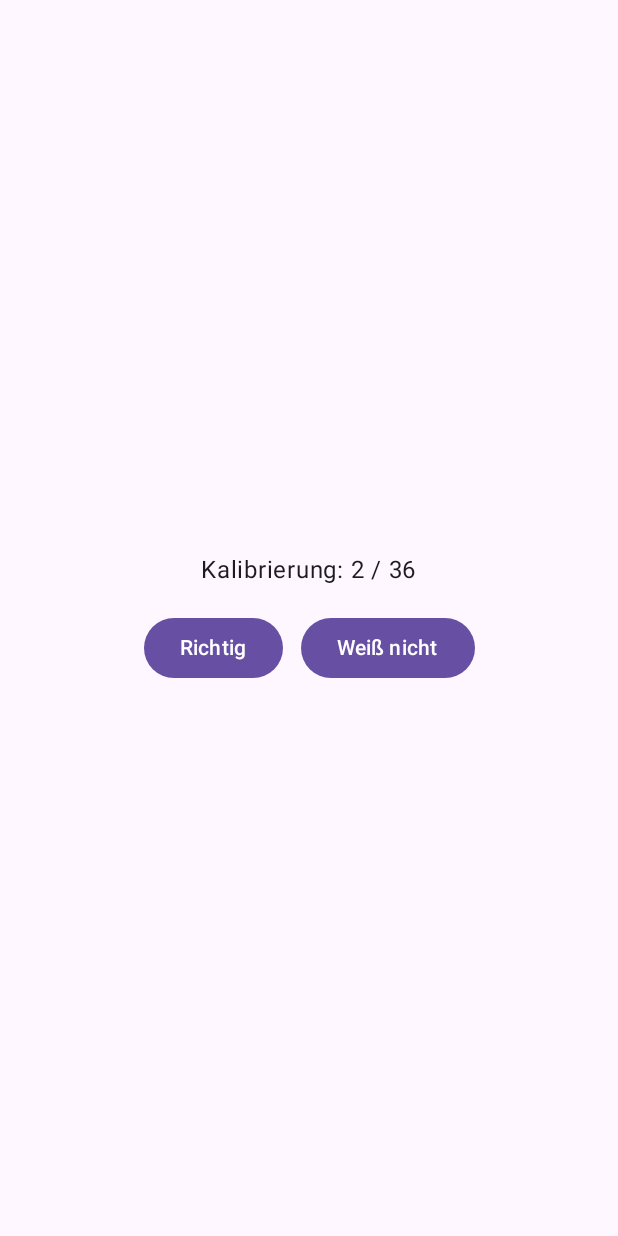
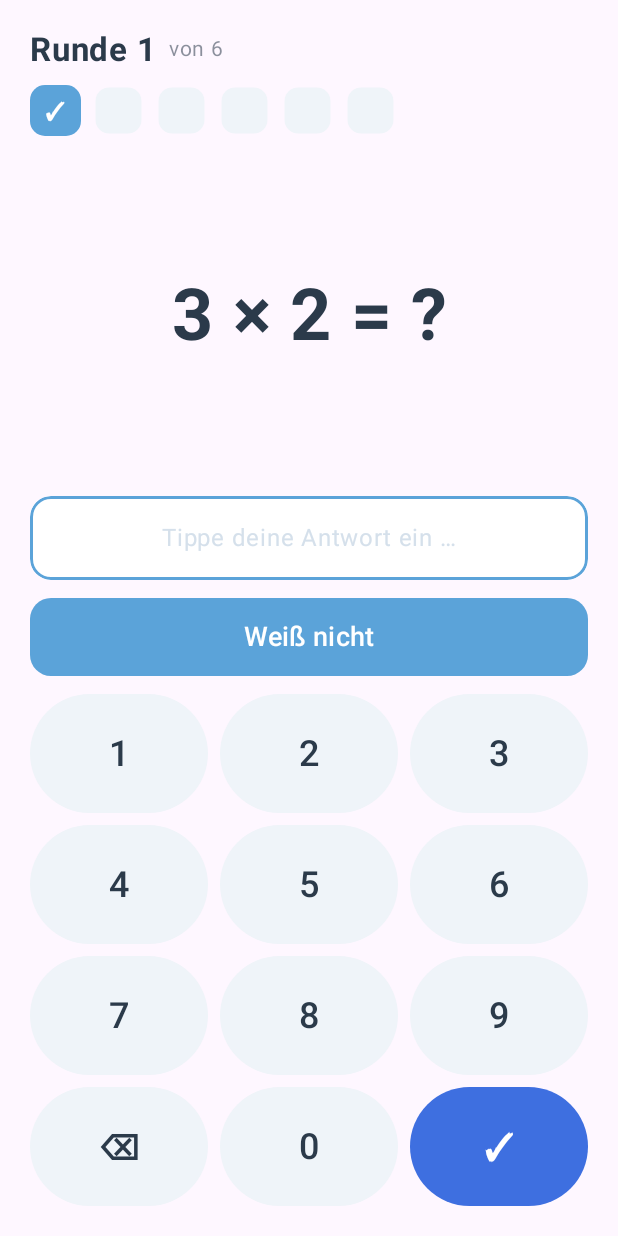
Before and after one commit to ewirch/mulplu, an Android app built with Jetpack Compose: the screen it shows after launch (MainActivity), after a tap on "Weiß nicht", on a phone screen of 412 x 824 dp. Run offline under Robolectric (Android 15) with nearby library versions, the phone set to English and light mode, and no system bars; 1 other tap on this screen came first.

Commit message:
feat: calibration and onboarding flow (#22)
The real first-run calibration per mvp-spec §8 and the
prototype/calibration-onboarding prototype, replacing the #20-era
scaffold: companion-framed intro, 36 free-input probes in 6 rounds of 6
with neutral stamp acknowledgment, breathers with round dots, persisted
mercy stop after 6 straight misses, resume-by-round after interruption,
and the tile-by-tile map reveal that hands over straight into day 1.

Co-Authored-By: Claude Fable 5 <noreply@anthropic.com>

```diff
--- a/app/src/main/java/com/mulplu/app/ui/AppViewModel.kt
+++ b/app/src/main/java/com/mulplu/app/ui/AppViewModel.kt
@@ -11,6 +11,7 @@ import com.mulplu.app.engine.Engine
 import com.mulplu.app.engine.Event
 import com.mulplu.app.engine.ItemKey
 import com.mulplu.app.engine.Question
+import com.mulplu.app.engine.Ranking
 import java.time.LocalDate
 import kotlin.random.Random
 import kotlinx.coroutines.delay
@@ -26,7 +27,7 @@ sealed interface Screen {
     /** Home: the progress map. */
     data object Map : Screen
 
-    /** First run only. Placeholder scaffold until #22 delivers the real flow. */
+    /** First run only; phases are sub-state of the screen (mvp-spec §10). */
     data object Calibration : Screen
 
     data object Question : Screen
@@ -112,23 +113,90 @@ class AppViewModel(
         }
     }
 
-    /** Temporary probe driver for the #22 placeholder. */
-    fun answerCalibrationProbe(correct: Boolean) {
+    // ------------------------------------------------------------ calibration
+
+    /** Current calibration phase; null once the pass (incl. reveal) is left. */
+    var calibrationPhase by mutableStateOf<CalPhase?>(null)
+        private set
+
+    /** The probe on screen while [calibrationPhase] is [CalPhase.Probe]. */
+    var calProbe by mutableStateOf<CalProbeUi?>(null)
+        private set
+
+    /** True during the neutral acknowledgment window after a probe answer. */
+    var calAcking by mutableStateOf(false)
+        private set
+
+    /** Sets the landing phase (intro or resume-by-round) once, on first show. */
+    fun ensureCalibrationPhase() {
+        if (calibrationPhase != null) return
         viewModelScope.launch {
+            val state = repository.state.filterNotNull().first()
+            if (calibrationPhase == null && !state.calibrationComplete) {
+                calibrationPhase = initialCalPhase(state)
+            }
+        }
+    }
+
+    /** Intro / resume / breather CTA: present the next probe. */
+    fun continueCalibration() {
+        viewModelScope.launch {
+            val state = repository.state.filterNotNull().first()
+            presentCalProbe(state)
+        }
+    }
+
+    private fun presentCalProbe(state: AppState) {
+        if (state.calibrationComplete) return
+        val item = Ranking.ORDER[state.calibrationIndex]
+        val flip = random.nextBoolean()
+        calProbe = CalProbeUi(
+            item = item,
+            shownA = if (flip) item.b else item.a,
+            shownB = if (flip) item.a else item.b,
+        )
+        calibrationPhase = CalPhase.Probe
+    }
+
+    /** A probe answer; `given == null` is "Weiß nicht" (a miss, mvp-spec §8). */
+    fun answerCalibrationProbe(given: Int?) {
+        if (calAcking || calibrationPhase != CalPhase.Probe) return
+        calAcking = true
+        viewModelScope.launch {
+            var beforeIndex = 0
             var completedBefore = false
             val after = repository.update { state ->
                 if (state.calibrationComplete) return@update state
+                beforeIndex = state.calibrationIndex
                 completedBefore = state.wasEverCompleted
-                val item = com.mulplu.app.engine.Ranking.ORDER[state.calibrationIndex]
-                Engine.reduce(
-                    state,
-                    Event.CalibrationProbeAnswered(if (correct) item.product else null),
-                    LocalDate.now(),
-                )
+                Engine.reduce(state, Event.CalibrationProbeAnswered(given), LocalDate.now())
             }
             if (!completedBefore && after.wasEverCompleted) terminalPending = true
-            if (after.calibrationComplete) backToMap()
+            // Neutral acknowledgment: the stamp lands, no right/wrong echo.
+            delay(CAL_STAMP_MS)
+            calAcking = false
+            when (val next = calPhaseAfterProbe(beforeIndex, after)) {
+                CalPhase.Probe -> presentCalProbe(after)
+                else -> {
+                    calProbe = null
+                    calibrationPhase = next
+                }
+            }
         }
+    }
+
+    /** Mercy-stop CTA: on to the reveal. */
+    fun mercyAcknowledged() {
+        viewModelScope.launch {
+            val state = repository.state.filterNotNull().first()
+            calibrationPhase = CalPhase.Reveal(known = knownCount(state))
+        }
+    }
+
+    /** Reveal CTA: straight into day 1 — no separate hand-over (mvp-spec §8). */
+    fun finishCalibration() {
+        calibrationPhase = null
+        startPractice()
     }
 
     /** An answer on the question screen; `given == null` is "Weiß nicht". */
@@ -210,5 +278,6 @@ class AppViewModel(
     companion object {
         const val CORRECT_FEEDBACK_MS = 550L
         const val WRONG_FEEDBACK_MS = 2600L
+        const val CAL_STAMP_MS = 500L
     }
 }
--- /dev/null
+++ b/app/src/main/java/com/mulplu/app/ui/CalibrationFlow.kt
@@ -0,0 +1,68 @@
+package com.mulplu.app.ui
+
+import com.mulplu.app.engine.AppState
+import com.mulplu.app.engine.Engine
+import com.mulplu.app.engine.ItemKey
+import com.mulplu.app.engine.Ranking
+
+/**
+ * Sub-state of the calibration screen (mvp-spec §8/§10): intro, probe,
+ * breather, mercy stop, reveal are phases of one screen, not navigation
+ * destinations. Never persisted — the reveal replays the resume rule after a
+ * restart (mvp-spec §8).
+ */
+sealed interface CalPhase {
+    /** Fresh first run: the companion introduces the pass. */
+    data object Intro : CalPhase
+
+    /** Interrupted pass, relaunch: greeting by round, not count (mvp-spec §8). */
+    data class Resume(val round: Int) : CalPhase
+
+    /** A probe is on screen. */
+    data object Probe : CalPhase
+
+    /** Between rounds: round done, dots filled, "Weiter?". */
+    data class Breather(val doneRound: Int) : CalPhase
+
+    /** Mercy stop after 6 straight misses — framed as the companion's decision. */
+    data object Mercy : CalPhase
+
+    /** The reveal: the map builds tile by tile; `known` = items probed correct. */
+    data class Reveal(val known: Int) : CalPhase
+}
+
+/** One calibration probe as presented (orientation is a 50/50 draw, not state). */
+data class CalProbeUi(val item: ItemKey, val shownA: Int, val shownB: Int)
+
+/** Rounds of six (mvp-spec §8). */
+const val CAL_ROUND_SIZE = 6
+const val CAL_ROUNDS = 6
+
+/** Phase to land on when the calibration screen opens (mvp-spec §8: resume at first unprobed item). */
+fun initialCalPhase(state: AppState): CalPhase =
+    if (state.calibrationIndex == 0) {
+        CalPhase.Intro
+    } else {
+        CalPhase.Resume(round = state.calibrationIndex / CAL_ROUND_SIZE + 1)
+    }
+
+/**
+ * Phase after a probe was reduced. [beforeIndex] is the probed item's index in
+ * admission order. A mercy stop jumps `calibrationIndex` to 36 from anywhere
+ * before the last item; a 6th straight miss *on* the last item is simply the
+ * natural end of the pass, not a mercy stop.
+ */
+fun calPhaseAfterProbe(beforeIndex: Int, after: AppState): CalPhase = when {
+    after.calibrationComplete ->
+        if (after.calibrationMissStreak >= Engine.MERCY_STOP && beforeIndex < Ranking.ORDER.size - 1) {
+            CalPhase.Mercy
+        } else {
+            CalPhase.Reveal(known = knownCount(after))
+        }
+    after.calibrationIndex % CAL_ROUND_SIZE == 0 ->
+        CalPhase.Breather(doneRound = after.calibrationIndex / CAL_ROUND_SIZE)
+    else -> CalPhase.Probe
+}
+
+/** Items the child produced correctly — "n kannst du schon!" (mvp-spec §8). */
+fun knownCount(state: AppState): Int = state.items.values.count { it.hasEverConsolidated }
--- /dev/null
+++ b/app/src/main/java/com/mulplu/app/ui/CalibrationScreen.kt
@@ -0,0 +1,408 @@
+package com.mulplu.app.ui
+
+import androidx.compose.animation.core.animateFloatAsState
+import androidx.compose.animation.core.tween
+import androidx.compose.foundation.background
+import androidx.compose.foundation.border
+import androidx.compose.foundation.layout.Arrangement
+import androidx.compose.foundation.layout.Box
+import androidx.compose.foundation.layout.Column
+import androidx.compose.foundation.layout.Row
+import androidx.compose.foundation.layout.Spacer
+import androidx.compose.foundation.layout.fillMaxSize
+import androidx.compose.foundation.layout.fillMaxWidth
+import androidx.compose.foundation.layout.height
+import androidx.compose.foundation.layout.padding
+import androidx.compose.foundation.layout.size
+import androidx.compose.foundation.layout.systemBarsPadding
+import androidx.compose.foundation.shape.CircleShape
+import androidx.compose.foundation.shape.RoundedCornerShape
+import androidx.compose.material3.Button
+import androidx.compose.material3.ButtonDefaults
+import androidx.compose.material3.Text
+import androidx.compose.runtime.Composable
+import androidx.compose.runtime.LaunchedEffect
+import androidx.compose.runtime.getValue
+import androidx.compose.runtime.mutableIntStateOf
+import androidx.compose.runtime.mutableStateOf
+import androidx.compose.runtime.remember
+import androidx.compose.runtime.setValue
+import androidx.compose.ui.Alignment
+import androidx.compose.ui.Modifier
+import androidx.compose.ui.draw.clip
+import androidx.compose.ui.draw.scale
+import androidx.compose.ui.graphics.Color
+import androidx.compose.ui.text.font.FontWeight
+import androidx.compose.ui.text.style.TextAlign
+import androidx.compose.ui.unit.dp
+import androidx.compose.ui.unit.sp
+import com.mulplu.app.engine.AppState
+import com.mulplu.app.engine.Ranking
+import kotlinx.coroutines.delay
+
+/**
+ * The calibration screen (mvp-spec §8) — first run only. Its phases (intro,
+ * probe, breather, mercy stop, reveal) are sub-state, not navigation
+ * destinations. All feedback is neutral: a stamp marks *that* a probe
+ * happened, never how it went. Copy from `prototype/calibration-onboarding`.
+ */
+@Composable
+fun CalibrationScreen(
+    state: AppState,
+    phase: CalPhase,
+    probe: CalProbeUi?,
+    acking: Boolean,
+    onContinue: () -> Unit,
+    onAnswer: (Int?) -> Unit,
+    onMercyOk: () -> Unit,
+    onFinish: () -> Unit,
+) {
+    when (phase) {
+        CalPhase.Intro -> IntroPhase(onContinue)
+        is CalPhase.Resume -> ResumePhase(phase.round, onContinue)
+        CalPhase.Probe -> probe?.let { ProbePhase(state, it, acking, onAnswer) }
+        is CalPhase.Breather -> BreatherPhase(phase.doneRound, onContinue)
+        CalPhase.Mercy -> MercyPhase(onMercyOk)
+        is CalPhase.Reveal -> RevealPhase(state, phase.known, onFinish)
+    }
+}
+
+/** The companion figure — it speaks all the framing (mvp-spec §8). */
+@Composable
+private fun Companion() {
+    Box(
+        modifier = Modifier
+            .size(88.dp)
+            .background(MulpluColors.CardGrey, CircleShape),
+        contentAlignment = Alignment.Center,
+    ) {
+        Text(text = "🦊", fontSize = 44.sp)
+    }
+}
+
+@Composable
+private fun PhaseColumn(content: @Composable () -> Unit) {
+    Column(
+        modifier = Modifier
+            .fillMaxSize()
+            .systemBarsPadding()
+            .padding(24.dp),
+        horizontalAlignment = Alignment.CenterHorizontally,
+    ) {
+        Spacer(Modifier.weight(1f))
+        content()
+        Spacer(Modifier.weight(1.2f))
+    }
+}
+
+@Composable
+private fun Cta(label: String, onClick: () -> Unit) {
+    Button(
+        onClick = onClick,
+        modifier = Modifier
+            .fillMaxWidth()
+            .height(58.dp),
+        shape = RoundedCornerShape(22.dp),
+        colors = ButtonDefaults.buttonColors(containerColor = MulpluColors.AccentBlue),
+    ) {
+        Text(text = label, fontSize = 19.sp, fontWeight = FontWeight.SemiBold, color = Color.White)
+    }
+}
+
+@Composable
+private fun BodyText(text: String) {
+    Text(
+        text = text,
+        fontSize = 17.sp,
+        color = MulpluColors.Ink,
+        textAlign = TextAlign.Center,
+        lineHeight = 24.sp,
+    )
+}
+
+@Composable
+private fun Headline(text: String) {
+    Text(
+        text = text,
+        fontSize = 26.sp,
+        fontWeight = FontWeight.Bold,
+        color = MulpluColors.Ink,
+        textAlign = TextAlign.Center,
+    )
+}
+
+// ------------------------------------------------------------------ phases
+
+@Composable
+private fun IntroPhase(onContinue: () -> Unit) {
+    PhaseColumn {
+        Companion()
+        Spacer(Modifier.height(18.dp))
+        Headline("Hallo! Ich bin dabei.")
+        Spacer(Modifier.height(14.dp))
+        BodyText(
+            "Wir schauen zusammen, was du schon kannst – " +
+                "6 Runden mit 6 Aufgaben. Dauert nur ein paar Minuten.",
+        )
+        Spacer(Modifier.height(10.dp))
+        BodyText(
+            "Wenn du eine Antwort nicht weißt, ist das völlig okay – " +
+                "dann sag einfach „Weiß nicht“.",
+        )
+        Spacer(Modifier.height(28.dp))
+        Cta("Runde 1 starten", onContinue)
+    }
+}
+
+@Composable
+private fun ResumePhase(round: Int, onContinue: () -> Unit) {
+    PhaseColumn {
+        Companion()
+        Spacer(Modifier.height(18.dp))
+        Headline("Da bist du wieder!")
+        Spacer(Modifier.height(14.dp))
+        BodyText("Wir waren bei Runde $round von $CAL_ROUNDS.")
+        Spacer(Modifier.height(16.dp))
+        RoundDots(done = round - 1)
+        Spacer(Modifier.height(28.dp))
+        Cta("Weitermachen", onContinue)
+    }
+}
+
+@Composable
+private fun BreatherPhase(doneRound: Int, onContinue: () -> Unit) {
+    val left = CAL_ROUNDS - doneRound
+    PhaseColumn {
+        Companion()
+        Spacer(Modifier.height(18.dp))
+        Headline("Runde $doneRound geschafft.")
+        Spacer(Modifier.height(14.dp))
+        BodyText("Noch $left ${if (left == 1) "Runde" else "Runden"}. Weiter?")
+        Spacer(Modifier.height(16.dp))
+        RoundDots(done = doneRound)
+        Spacer(Modifier.height(28.dp))
+        Cta("Weiter", onContinue)
+    }
+}
+
+@Composable
+private fun MercyPhase(onOk: () -> Unit) {
+    PhaseColumn {
+        Companion()
+        Spacer(Modifier.height(18.dp))
+        Headline("Wir hören hier auf.")
+        Spacer(Modifier.height(14.dp))
+        BodyText("Du musst nicht alles vorher zeigen. Ab jetzt helfe ich dir bei jeder Aufgabe.")
+        Spacer(Modifier.height(28.dp))
+        Cta("Okay", onOk)
+    }
+}
+
+/** Dots across rounds — the coarse of the two monotone progress scales. */
+@Composable
+private fun RoundDots(done: Int) {
+    Row(horizontalArrangement = Arrangement.spacedBy(10.dp)) {
+        repeat(CAL_ROUNDS) { k ->
+            Box(
+                modifier = Modifier
+                    .size(13.dp)
+                    .background(
+                        if (k < done) MulpluColors.InPlayBlue else MulpluColors.TrackGrey,
+                        CircleShape,
+                    ),
+            )
+        }
+    }
+}
+
+// ------------------------------------------------------------------- probe
+
+/**
+ * One free-input probe. Neutral acknowledgment: no right/wrong echo — the
+ * stamp lands (state's `calibrationIndex` advanced), then the next probe.
+ */
+@Composable
+private fun ProbePhase(
+    state: AppState,
+    probe: CalProbeUi,
+    acking: Boolean,
+    onAnswer: (Int?) -> Unit,
+) {
+    val probeIndex = Ranking.ORDER.indexOf(probe.item)
+    val round = probeIndex / CAL_ROUND_SIZE + 1
+    // Before the answer the persisted index equals probeIndex; right after it
+    // is probeIndex+1 — the stamp lands from persisted state, monotone.
+    val stamps = (minOf(state.calibrationIndex, probeIndex + 1) - (round - 1) * CAL_ROUND_SIZE)
+        .coerceIn(0, CAL_ROUND_SIZE)
+    var entered by remember(probe) { mutableStateOf("") }
+
+    Column(
+        modifier = Modifier
+            .fillMaxSize()
+            .systemBarsPadding()
+            .padding(20.dp),
+    ) {
+        Row(verticalAlignment = Alignment.Bottom, horizontalArrangement = Arrangement.spacedBy(8.dp)) {
+            Text(
+                text = "Runde $round",
+                fontSize = 22.sp,
+                fontWeight = FontWeight.Bold,
+                color = MulpluColors.Ink,
+            )
+            Text(
+                text = "von $CAL_ROUNDS",
+                fontSize = 14.sp,
+                color = MulpluColors.Ink.copy(alpha = 0.55f),
+                modifier = Modifier.padding(bottom = 2.dp),
+            )
+        }
+        Spacer(Modifier.height(10.dp))
+        StampRow(stamps = stamps)
+        Box(
+            modifier = Modifier
+                .weight(1f)
+                .fillMaxWidth(),
+            contentAlignment = Alignment.Center,
+        ) {
+            Text(
+                text = "${probe.shownA} × ${probe.shownB} = ?",
+                fontSize = 48.sp,
+                fontWeight = FontWeight.Bold,
+                color = MulpluColors.Ink,
+                textAlign = TextAlign.Center,
+            )
+        }
+        // Neutral input field: never turns red or green during calibration.
+        Box(
+            modifier = Modifier
+                .fillMaxWidth()
+                .height(56.dp)
+                .clip(RoundedCornerShape(14.dp))
+                .background(Color.White)
+                .border(2.dp, MulpluColors.InPlayBlue, RoundedCornerShape(14.dp)),
+            contentAlignment = Alignment.Center,
+        ) {
+            if (entered.isEmpty()) {
+                Text(
+                    text = "Tippe deine Antwort ein …",
+                    fontSize = 16.sp,
+                    color = MulpluColors.TrackGrey,
+                )
+            } else {
+                Text(
+                    text = entered,
+                    fontSize = 26.sp,
+                    fontWeight = FontWeight.Bold,
+                    color = MulpluColors.Ink,
+                )
+            }
+        }
+        Spacer(Modifier.height(12.dp))
+        // "Weiß nicht" — the escape hatch, on every probe (mvp-spec §9).
+        Button(
+            onClick = { onAnswer(null) },
+            enabled = !acking,
+            modifier = Modifier
+                .fillMaxWidth()
+                .height(52.dp),
+            shape = RoundedCornerShape(14.dp),
+            colors = ButtonDefaults.buttonColors(
+                containerColor = MulpluColors.InPlayBlue,
+                disabledContainerColor = MulpluColors.InPlayBlue.copy(alpha = 0.5f),
+            ),
+        ) {
+            Text("Weiß nicht", fontSize = 18.sp, color = Color.White)
+        }
+        Spacer(Modifier.height(12.dp))
+        Keypad(
+            enabled = !acking,
+            onDigit = { d -> if (entered.length < 3) entered += d },
+            onBackspace = { entered = entered.dropLast(1) },
+            onSubmit = { entered.toIntOrNull()?.let(onAnswer) },
+        )
+    }
+}
+
+/** Stamps within the round — the fine of the two monotone progress scales. */
+@Composable
+private fun StampRow(stamps: Int) {
+    Row(horizontalArrangement = Arrangement.spacedBy(8.dp)) {
+        repeat(CAL_ROUND_SIZE) { k ->
+            val set = k < stamps
+            val scale by animateFloatAsState(
+                targetValue = if (set) 1f else 0.9f,
+                animationSpec = tween(180),
+                label = "stamp",
+            )
+            Box(
+                modifier = Modifier
+                    .size(34.dp)
+                    .scale(scale)
+                    .background(
+                        if (set) MulpluColors.InPlayBlue else MulpluColors.CardGrey,
+                        RoundedCornerShape(10.dp),
+                    ),
+                contentAlignment = Alignment.Center,
+            ) {
+                if (set) {
+                    Text(text = "✓", fontSize = 16.sp, color = Color.White, fontWeight = FontWeight.Bold)
+                }
+            }
+        }
+    }
+}
+
+// ------------------------------------------------------------------ reveal
+
+/**
+ * The reveal introduces the progress map: 36 empty tiles fill in one by one
+ * (~45 ms apart, admission order), the companion line resolves, then the CTA
+ * leads straight into day 1 (mvp-spec §8). Never persisted.
+ */
+@Composable
+private fun RevealPhase(state: AppState, known: Int, onFinish: () -> Unit) {
+    var revealedCount by remember { mutableIntStateOf(0) }
+    var resolved by remember { mutableStateOf(false) }
+    LaunchedEffect(Unit) {
+        for (i in 1..Ranking.ORDER.size) {
+            delay(45)
+            revealedCount = i
+        }
+        delay(300)
+        resolved = true
+    }
+    val revealed = Ranking.ORDER.take(revealedCount).toSet()
+
+    Column(
+        modifier = Modifier
+            .fillMaxSize()
+            .systemBarsPadding()
+            .padding(20.dp),
+        horizontalAlignment = Alignment.CenterHorizontally,
+    ) {
+        Spacer(Modifier.height(8.dp))
+        Companion()
+        Spacer(Modifier.height(14.dp))
+        Headline(
+            when {
+                !resolved -> "Ich baue dir deine Karte."
+                known == 0 -> "Jetzt weiß ich, wo wir anfangen."
+                else -> "$known kannst du schon!"
+            },
+        )
+        Spacer(Modifier.height(16.dp))
+        TriangleGrid(
+            tiles = tileStates(state),
+            promoted = emptySet(),
+            pulsing = null,
+            revealed = revealed,
+        )
+        Spacer(Modifier.height(12.dp))
+        Legend()
+        Spacer(Modifier.weight(1f))
+        if (resolved) {
+            Cta("Los geht's", onFinish)
+        }
+        Spacer(Modifier.height(16.dp))
+    }
+}
--- a/app/src/main/java/com/mulplu/app/ui/MainActivity.kt
+++ b/app/src/main/java/com/mulplu/app/ui/MainActivity.kt
@@ -4,38 +4,25 @@ import android.os.Bundle
 import androidx.activity.ComponentActivity
 import androidx.activity.compose.BackHandler
 import androidx.activity.compose.setContent
-import androidx.compose.foundation.layout.Arrangement
-import androidx.compose.foundation.layout.Column
-import androidx.compose.foundation.layout.Row
 import androidx.compose.foundation.layout.fillMaxSize
-import androidx.compose.foundation.layout.padding
-import androidx.compose.material3.Button
 import androidx.compose.material3.MaterialTheme
 import androidx.compose.material3.Surface
-import androidx.compose.material3.Text
 import androidx.compose.runtime.Composable
 import androidx.compose.runtime.DisposableEffect
 import androidx.compose.runtime.LaunchedEffect
 import androidx.compose.runtime.collectAsState
 import androidx.compose.runtime.getValue
 import androidx.compose.runtime.remember
-import androidx.compose.ui.Alignment
 import androidx.compose.ui.Modifier
 import androidx.compose.ui.platform.LocalContext
-import androidx.compose.ui.unit.dp
 import androidx.lifecycle.ViewModel
 import androidx.lifecycle.ViewModelProvider
 import androidx.lifecycle.viewmodel.compose.viewModel
 import com.mulplu.app.data.StateRepository
-import com.mulplu.app.engine.AppState
 import com.mulplu.app.engine.Engine
 import java.time.LocalDate
 
-/**
- * The single Activity (ADR-0003). The question screen (#20) and the progress
- * map (#21) are real; the calibration composable here is a placeholder until
- * #22 lands.
- */
+/** The single Activity (ADR-0003). */
 class MainActivity : ComponentActivity() {
     override fun onCreate(savedInstanceState: Bundle?) {
         super.onCreate(savedInstanceState)
@@ -66,8 +53,23 @@ private fun App(vm: AppViewModel) {
     LaunchedEffect(vm.soundEvent) { vm.soundEvent?.let { (_, sound) -> soundPlayer.play(sound) } }
 
     val appState = state ?: return
-    if (!appState.calibrationComplete) {
-        CalibrationScaffold(vm, appState)
+    // Calibration: while incomplete, and through its mercy/reveal phases even
+    // though the last probe already flipped `calibrationComplete` (mvp-spec §8).
+    val calPhase = vm.calibrationPhase
+    if (!appState.calibrationComplete || calPhase is CalPhase.Mercy || calPhase is CalPhase.Reveal) {
+        LaunchedEffect(Unit) { vm.ensureCalibrationPhase() }
+        if (calPhase != null) {
+            CalibrationScreen(
+                state = appState,
+                phase = calPhase,
+                probe = vm.calProbe,
+                acking = vm.calAcking,
+                onContinue = vm::continueCalibration,
+                onAnswer = vm::answerCalibrationProbe,
+                onMercyOk = vm::mercyAcknowledged,
+                onFinish = vm::finishCalibration,
+            )
+        }
         return
     }
     when (vm.screen) {
@@ -93,28 +95,3 @@ private fun App(vm: AppViewModel) {
         }
     }
 }
-
-/**
- * Temporary calibration scaffold (replaced by #22): drives real
- * `CalibrationProbeAnswered` events so the practice loop can be reached.
- */
-@Composable
-private fun CalibrationScaffold(vm: AppViewModel, state: AppState) {
-    Column(
-        modifier = Modifier
-            .fillMaxSize()
-            .padding(24.dp),
-        verticalArrangement = Arrangement.spacedBy(16.dp, Alignment.CenterVertically),
-        horizontalAlignment = Alignment.CenterHorizontally,
-    ) {
-        Text(text = "Kalibrierung: ${state.calibrationIndex} / 36")
-        Row(horizontalArrangement = Arrangement.spacedBy(12.dp)) {
-            Button(onClick = { vm.answerCalibrationProbe(correct = true) }) {
-                Text("Richtig")
-            }
-            Button(onClick = { vm.answerCalibrationProbe(correct = false) }) {
-                Text("Weiß nicht")
-            }
-        }
-    }
-}
--- a/app/src/main/java/com/mulplu/app/ui/QuestionScreen.kt
+++ b/app/src/main/java/com/mulplu/app/ui/QuestionScreen.kt
@@ -352,7 +352,7 @@ private fun BlinkingCursor(hasText: Boolean) {
 
 /** Flat round-key numeric keypad: 1–9, 0, ⌫, ✓ (mvp-spec §9). */
 @Composable
-private fun Keypad(
+internal fun Keypad(
     enabled: Boolean,
     onDigit: (String) -> Unit,
     onBackspace: () -> Unit,
```
Also changed, not shown: app/src/main/java/com/mulplu/app/ui/MapScreen.kt (+28 -3 lines), 1 other file.
